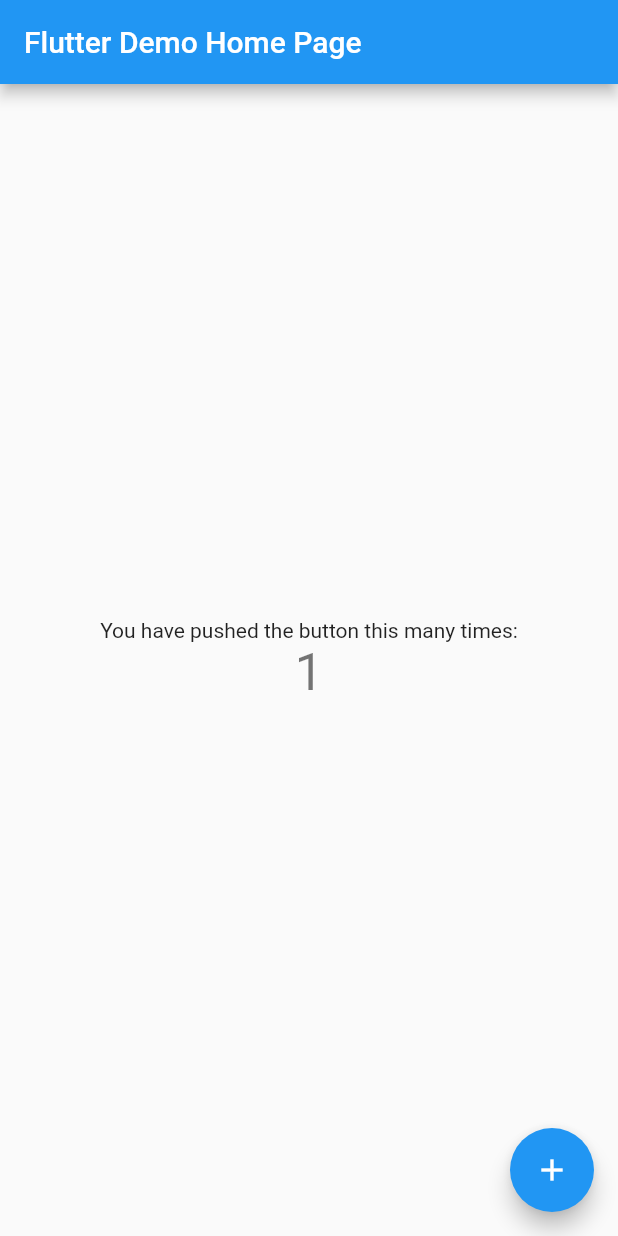
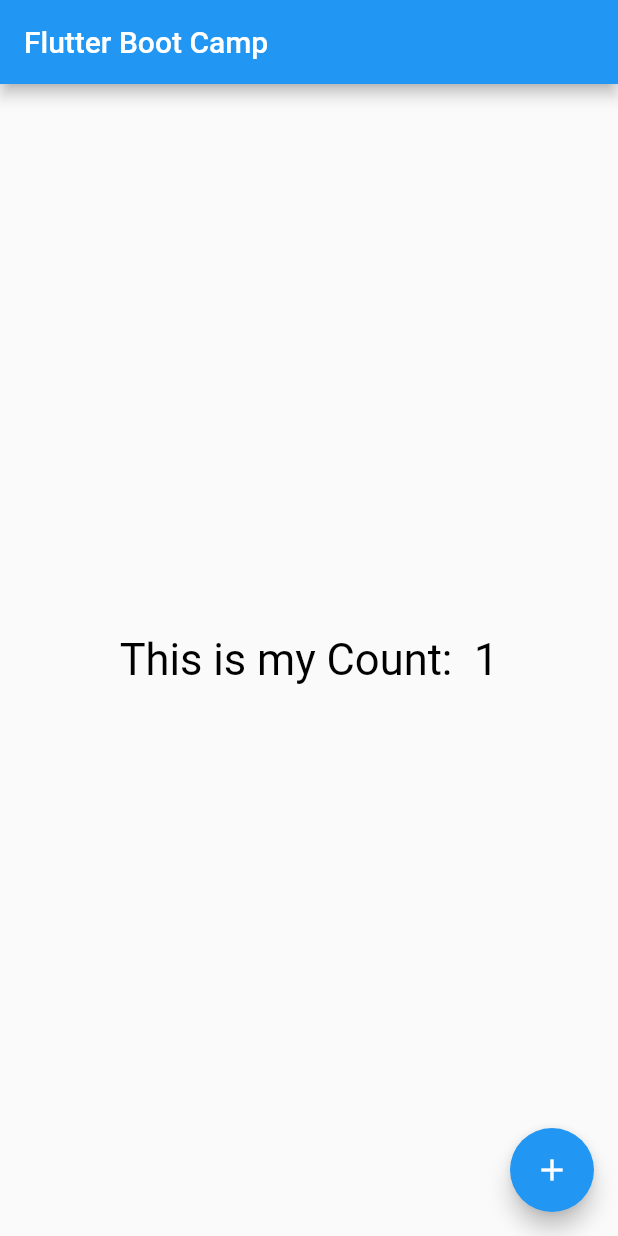
Before and after one commit to ImadRashid/FlutterBootCamp00, a Flutter app: the screen it shows after launch, after a tap on the "add" icon, on a phone screen of 412 x 824 dp. Run offline on Flutter 3.47's test engine with Material 2 defaults, Android fonts, the phone set to English and light mode, and no system bars.

Commit message:
Counter App Finished

```diff
--- a/lib/main.dart
+++ b/lib/main.dart
@@ -1,117 +1,53 @@
 import 'package:flutter/material.dart';
 
 void main() {
-  runApp(MyApp());
+  return runApp(MyApp());
 }
 
+// App widget
 class MyApp extends StatelessWidget {
-  // This widget is the root of your application.
   @override
   Widget build(BuildContext context) {
     return MaterialApp(
-      title: 'Flutter Demo',
-      theme: ThemeData(
-        // This is the theme of your application.
-        //
-        // Try running your application with "flutter run". You'll see the
-        // application has a blue toolbar. Then, without quitting the app, try
-        // changing the primarySwatch below to Colors.green and then invoke
-        // "hot reload" (press "r" in the console where you ran "flutter run",
-        // or simply save your changes to "hot reload" in a Flutter IDE).
-        // Notice that the counter didn't reset back to zero; the application
-        // is not restarted.
-        primarySwatch: Colors.blue,
-        // This makes the visual density adapt to the platform that you run
-        // the app on. For desktop platforms, the controls will be smaller and
-        // closer together (more dense) than on mobile platforms.
-        visualDensity: VisualDensity.adaptivePlatformDensity,
-      ),
-      home: MyHomePage(title: 'Flutter Demo Home Page'),
+      home: MyHomeScreen(),
     );
   }
 }
 
-class MyHomePage extends StatefulWidget {
-  MyHomePage({Key key, this.title}) : super(key: key);
-
-  // This widget is the home page of your application. It is stateful, meaning
-  // that it has a State object (defined below) that contains fields that affect
-  // how it looks.
-
-  // This class is the configuration for the state. It holds the values (in this
-  // case the title) provided by the parent (in this case the App widget) and
-  // used by the build method of the State. Fields in a Widget subclass are
-  // always marked "final".
-
-  final String title;
-
+// Home Screens
+class MyHomeScreen extends StatefulWidget {
   @override
-  _MyHomePageState createState() => _MyHomePageState();
+  _MyHomeScreenState createState() => _MyHomeScreenState();
 }
 
-class _MyHomePageState extends State<MyHomePage> {
-  int _counter = 0;
-
-  void _incrementCounter() {
-    setState(() {
-      // This call to setState tells the Flutter framework that something has
-      // changed in this State, which causes it to rerun the build method below
-      // so that the display can reflect the updated values. If we changed
-      // _counter without calling setState(), then the build method would not be
-      // called again, and so nothing would appear to happen.
-      _counter++;
-    });
-  }
+class _MyHomeScreenState extends State<MyHomeScreen> {
+  int counter = 0;
 
   @override
   Widget build(BuildContext context) {
-    // This method is rerun every time setState is called, for instance as done
-    // by the _incrementCounter method above.
-    //
-    // The Flutter framework has been optimized to make rerunning build methods
-    // fast, so that you can just rebuild anything that needs updating rather
-    // than having to individually change instances of widgets.
     return Scaffold(
       appBar: AppBar(
-        // Here we take the value from the MyHomePage object that was created by
-        // the App.build method, and use it to set our appbar title.
-        title: Text(widget.title),
+        title: Text("Flutter Boot Camp"),
+      ),
+      floatingActionButton: FloatingActionButton(
+        // onPressed: ,
+        onPressed: () {
+          setState(() {
+            counter = counter + 1;
+          });
+        },
+
+        child: Icon(Icons.add),
       ),
       body: Center(
-        // Center is a layout widget. It takes a single child and positions it
-        // in the middle of the parent.
-        child: Column(
-          // Column is also a layout widget. It takes a list of children and
-          // arranges them vertically. By default, it sizes itself to fit its
-          // children horizontally, and tries to be as tall as its parent.
-          //
-          // Invoke "debug painting" (press "p" in the console, choose the
-          // "Toggle Debug Paint" action from the Flutter Inspector in Android
-          // Studio, or the "Toggle Debug Paint" command in Visual Studio Code)
-          // to see the wireframe for each widget.
-          //
-          // Column has various properties to control how it sizes itself and
-          // how it positions its children. Here we use mainAxisAlignment to
-          // center the children vertically; the main axis here is the vertical
-          // axis because Columns are vertical (the cross axis would be
-          // horizontal).
-          mainAxisAlignment: MainAxisAlignment.center,
-          children: <Widget>[
-            Text(
-              'You have pushed the button this many times:',
-            ),
-            Text(
-              '$_counter',
-              style: Theme.of(context).textTheme.headline4,
-            ),
-          ],
+        child: Text(
+          "This is my Count:  $counter",
+          style: TextStyle(
+            color: Colors.black,
+            fontSize: 29,
+          ),
         ),
       ),
-      floatingActionButton: FloatingActionButton(
-        onPressed: _incrementCounter,
-        tooltip: 'Increment',
-        child: Icon(Icons.add),
-      ), // This trailing comma makes auto-formatting nicer for build methods.
     );
   }
 }
```
